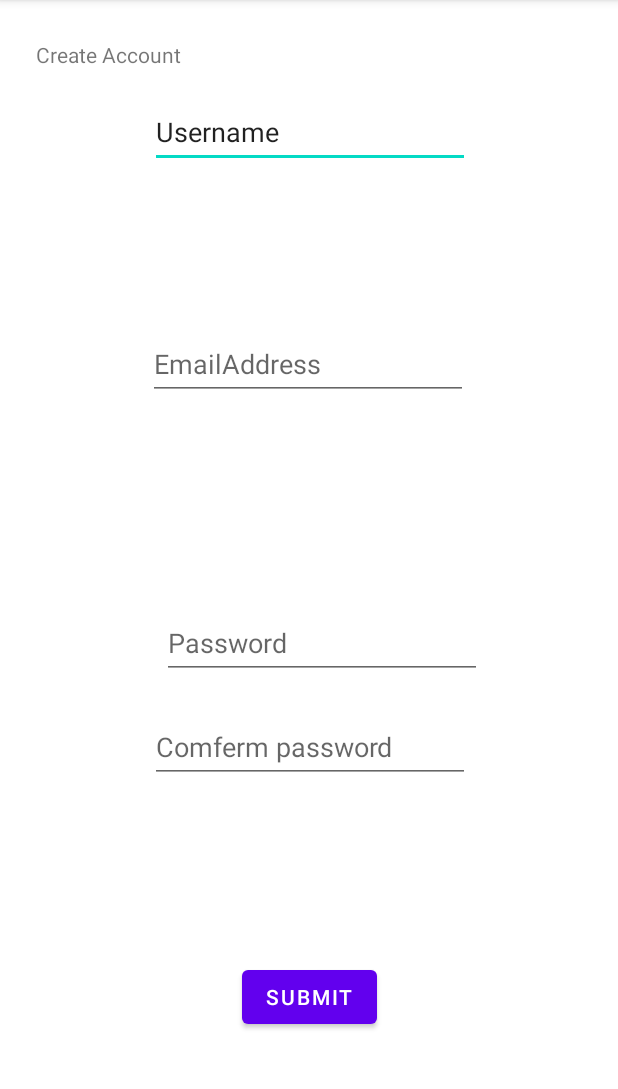
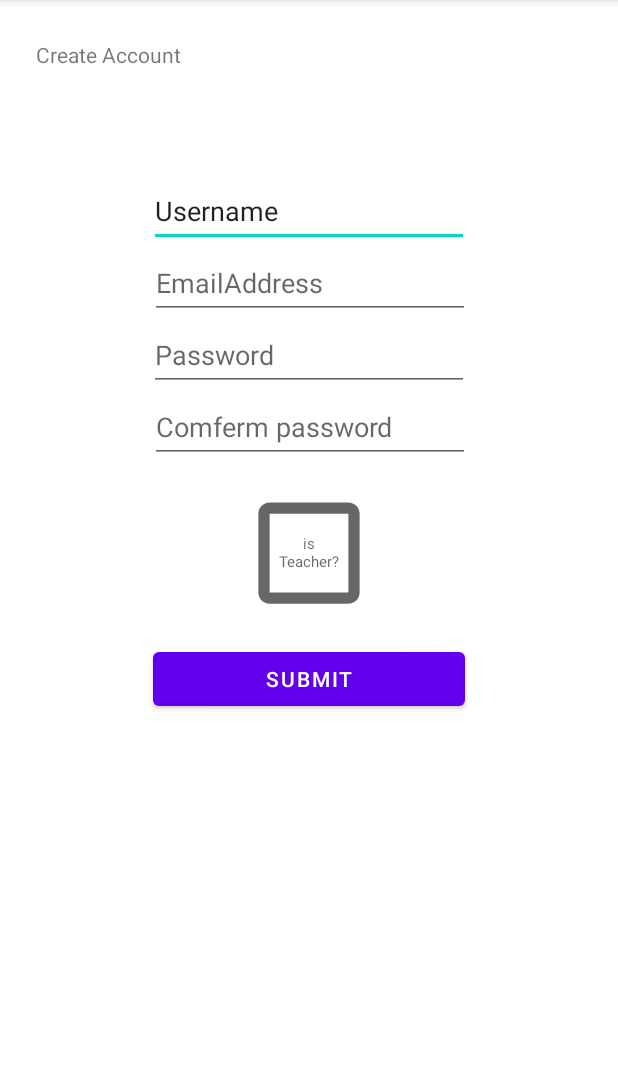
Before and after one commit to FishyShu/cuddly-octo-sniffle, an Android app: the SignupActivity screen opened directly, with no data from a screen before it, on a phone screen of 412 x 824 dp, the part 84-1173 px from its top. Run offline under Robolectric (Android 15) with nearby library versions, the phone set to English and light mode, and no system bars; our stand-ins replace Firebase (no records; nobody signed in at launch, a user with empty details on screens opened directly).

Commit message:
:) Added isTeacher...

```diff
--- a/app/src/main/java/com/example/cuddly_octo_sniffle/SignupActivity.java
+++ b/app/src/main/java/com/example/cuddly_octo_sniffle/SignupActivity.java
@@ -11,6 +11,7 @@ import android.util.Log;
 import android.util.Patterns;
 import android.view.View;
 import android.widget.Button;
+import android.widget.CheckBox;
 import android.widget.EditText;
 import android.widget.TextView;
 import android.widget.Toast;
@@ -36,6 +37,8 @@ public class SignupActivity extends AppCompatActivity {
     EditText edSignupEmail;
     EditText edSignupPassword;
     EditText edSignupConfirmPassword;
+
+    CheckBox cbSignupIsTeacher;
     Button btnSignupSubmit;
     FirebaseAuth firebaseAuth;
 
@@ -59,6 +62,7 @@ public class SignupActivity extends AppCompatActivity {
         edSignupPassword = findViewById(R.id.ed_signup_password);
         edSignupConfirmPassword = findViewById(R.id.ed_signup_confirm_password);
         btnSignupSubmit = findViewById(R.id.btn_signup_submit);
+        cbSignupIsTeacher = findViewById(R.id.cb_signup_is_teacher);
     }
 
     private void onClick(View v) {
@@ -66,6 +70,7 @@ public class SignupActivity extends AppCompatActivity {
         String email = edSignupEmail.getText().toString().trim();
         String password = edSignupPassword.getText().toString().trim();
         String confirmPassword = edSignupConfirmPassword.getText().toString().trim();
+        Boolean isTeacher = cbSignupIsTeacher.isChecked();
 
         if (!TextUtils.isEmpty(username)) {
             if (TextUtils.isEmpty(email)) {
@@ -118,7 +123,7 @@ public class SignupActivity extends AppCompatActivity {
                                     // do something with the signed-in user's information
                                     // 11/4: sure thing buddy :)
 
-                                    fireStoreStuff( username,  email);
+                                    fireStoreStuff( username,  email, isTeacher);
 
 
 
@@ -142,12 +147,13 @@ public class SignupActivity extends AppCompatActivity {
 
     }
 
-    private void fireStoreStuff(String username, String email) {
+    private void fireStoreStuff(String username, String email, Boolean isTeacher) {
 
         // FirebaseStore save user's information
         Map< String, Object> fireStoreUser = new HashMap<>();
         fireStoreUser.put("username", username);
         fireStoreUser.put("email", email);
+        fireStoreUser.put("isTeacher", isTeacher);
 
         fireStore.collection("users")
                 .add(fireStoreUser)
--- a/app/src/main/res/layout/activity_signup.xml
+++ b/app/src/main/res/layout/activity_signup.xml
@@ -28,26 +28,24 @@
         android:text="Username"
         app:layout_constraintBottom_toBottomOf="parent"
         app:layout_constraintEnd_toEndOf="parent"
-        app:layout_constraintHorizontal_bias="0.502"
         app:layout_constraintStart_toStartOf="parent"
-        app:layout_constraintTop_toTopOf="parent"
-        app:layout_constraintVertical_bias="0.089" />
+        app:layout_constraintTop_toBottomOf="@+id/tv_signup_title"
+        app:layout_constraintVertical_bias="0.105" />
 
     <EditText
         android:id="@+id/ed_signup_email"
         android:layout_width="wrap_content"
         android:layout_height="wrap_content"
-        android:layout_marginBottom="488dp"
         android:ems="10"
         android:hint="EmailAddress"
         android:inputType="textEmailAddress"
         android:minHeight="48dp"
         app:layout_constraintBottom_toBottomOf="parent"
         app:layout_constraintEnd_toEndOf="parent"
-        app:layout_constraintHorizontal_bias="0.497"
+        app:layout_constraintHorizontal_bias="0.502"
         app:layout_constraintStart_toStartOf="parent"
-        app:layout_constraintTop_toTopOf="parent"
-        app:layout_constraintVertical_bias="0.943" />
+        app:layout_constraintTop_toBottomOf="@+id/ed_signup_username"
+        app:layout_constraintVertical_bias="0.0" />
 
     <EditText
         android:id="@+id/ed_signup_password"
@@ -59,10 +57,9 @@
         android:minHeight="48dp"
         app:layout_constraintBottom_toBottomOf="parent"
         app:layout_constraintEnd_toEndOf="parent"
-        app:layout_constraintHorizontal_bias="0.542"
         app:layout_constraintStart_toStartOf="parent"
-        app:layout_constraintTop_toTopOf="parent"
-        app:layout_constraintVertical_bias="0.562" />
+        app:layout_constraintTop_toBottomOf="@+id/ed_signup_email"
+        app:layout_constraintVertical_bias="0.0" />
 
     <EditText
         android:id="@+id/ed_signup_confirm_password"
@@ -76,17 +73,38 @@
         app:layout_constraintEnd_toEndOf="parent"
         app:layout_constraintHorizontal_bias="0.502"
         app:layout_constraintStart_toStartOf="parent"
-        app:layout_constraintTop_toTopOf="parent"
-        app:layout_constraintVertical_bias="0.658" />
+        app:layout_constraintTop_toBottomOf="@+id/ed_signup_password"
+        app:layout_constraintVertical_bias="0.0" />
 
     <Button
         android:id="@+id/btn_signup_submit"
         android:layout_width="wrap_content"
         android:layout_height="wrap_content"
         android:text="Submit"
+        android:ems="13"
         app:layout_constraintBottom_toBottomOf="parent"
         app:layout_constraintEnd_toEndOf="parent"
         app:layout_constraintStart_toStartOf="parent"
-        app:layout_constraintTop_toTopOf="parent"
-        app:layout_constraintVertical_bias="0.89" />
+        app:layout_constraintTop_toBottomOf="@+id/cb_signup_is_teacher"
+        app:layout_constraintVertical_bias="0.0" />
+
+    <CheckBox
+        android:id="@+id/cb_signup_is_teacher"
+        android:layout_width="120dp"
+        android:layout_height="120dp"
+        android:button="@null"
+        android:textSize="10sp"
+        android:hint="is\nTeacher?"
+        android:gravity="center"
+        android:background="?android:attr/listChoiceIndicatorMultiple"
+        android:checked="false"
+        android:clickable="true"
+        android:ems="13"
+
+        app:layout_constraintBottom_toBottomOf="parent"
+        app:layout_constraintEnd_toEndOf="parent"
+        app:layout_constraintHorizontal_bias="0.5"
+        app:layout_constraintStart_toStartOf="parent"
+        app:layout_constraintTop_toBottomOf="@+id/ed_signup_confirm_password"
+        app:layout_constraintVertical_bias="0.0" />
 </androidx.constraintlayout.widget.ConstraintLayout>
```
